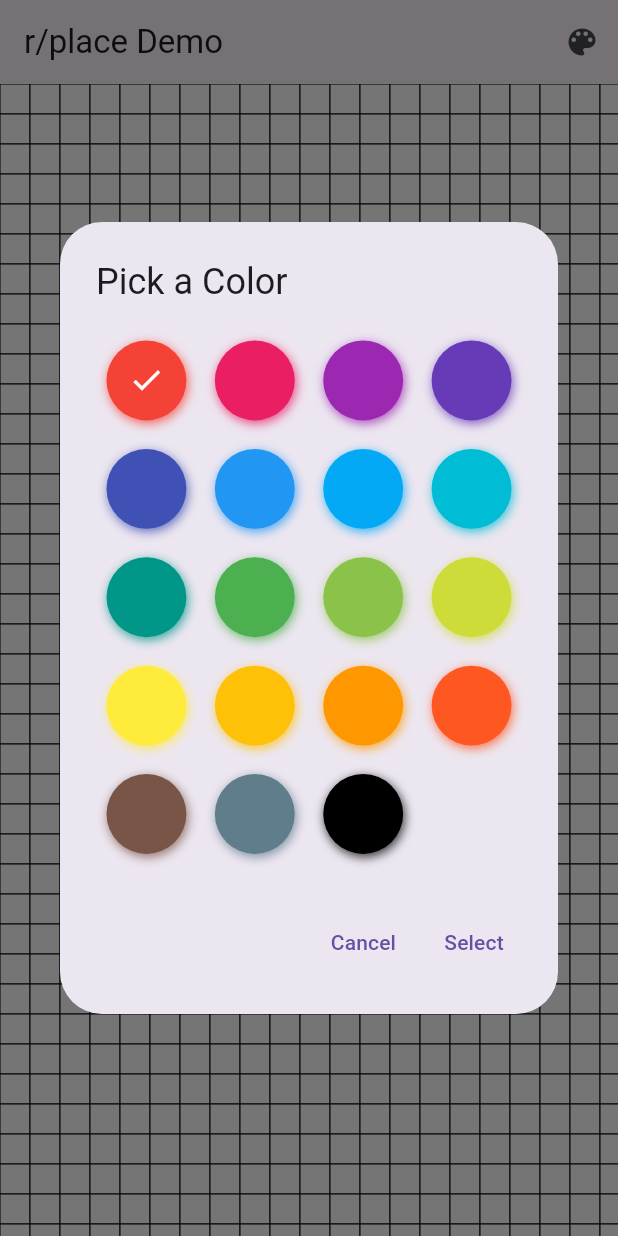
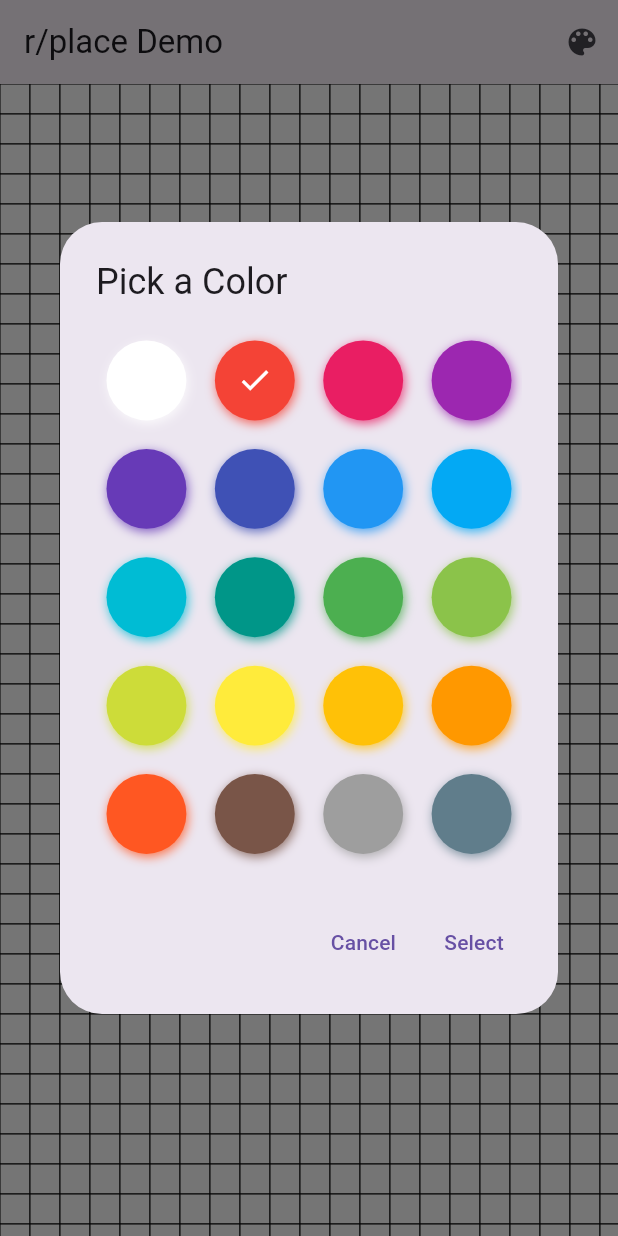
Before and after one commit to exaby73/flutterroadshow2024, a Flutter app: the screen it shows after launch, after a tap on the "color lens" icon, on a phone screen of 412 x 824 dp. Run offline on Flutter 3.47's test engine with Material 3 defaults, Android fonts, the phone set to English and light mode, and no system bars; drawn by our look-alikes of flutter_colorpicker; our stand-ins replace envied; missing offline and left inert: backend, web_socket_client; generated files the repository leaves out were written again.

```diff
--- a/apps/frontend/lib/widgets/paint_grid.dart
+++ b/apps/frontend/lib/widgets/paint_grid.dart
@@ -41,8 +41,8 @@ class _PlaceScreenState extends State<PlaceScreen> {
         if (event is! String) return;
         final json = jsonDecode(event) as Map<String, dynamic>;
         final typeString = json['type'] as String;
-        final type =
-            types.DataType.values.firstWhere((element) => element.name == typeString);
+        final type = types.DataType.values
+            .firstWhere((element) => element.name == typeString);
 
         switch (type) {
           case types.DataType.all:
@@ -57,7 +57,8 @@ class _PlaceScreenState extends State<PlaceScreen> {
             }
             break;
           case types.DataType.update:
-            final types.UpdateResponse(:data) = types.UpdateResponse.fromJson(json);
+            final types.UpdateResponse(:data) =
+                types.UpdateResponse.fromJson(json);
             final index = data.y * widget.gridSize + data.x;
             updateCell(index, Color.fromARGB(255, data.r, data.g, data.b));
         }
@@ -233,6 +234,30 @@ class GridPainter extends CustomPainter {
 class ColorPickerDialog extends StatelessWidget {
   final Color currentColor;
 
+  static const List<Color> _colors = [
+    Colors.white,
+    Colors.red,
+    Colors.pink,
+    Colors.purple,
+    Colors.deepPurple,
+    Colors.indigo,
+    Colors.blue,
+    Colors.lightBlue,
+    Colors.cyan,
+    Colors.teal,
+    Colors.green,
+    Colors.lightGreen,
+    Colors.lime,
+    Colors.yellow,
+    Colors.amber,
+    Colors.orange,
+    Colors.deepOrange,
+    Colors.brown,
+    Colors.grey,
+    Colors.blueGrey,
+    Colors.black,
+  ];
+
   const ColorPickerDialog({super.key, required this.currentColor});
 
   @override
@@ -243,6 +268,7 @@ class ColorPickerDialog extends StatelessWidget {
       title: const Text('Pick a Color'),
       content: SingleChildScrollView(
         child: BlockPicker(
+          availableColors: _colors,
           pickerColor: currentColor,
           onColorChanged: (color) {
             selectedColor = color;
```
Also changed, not shown: pubspec.yaml (+11 -0 lines), 2 other files.
